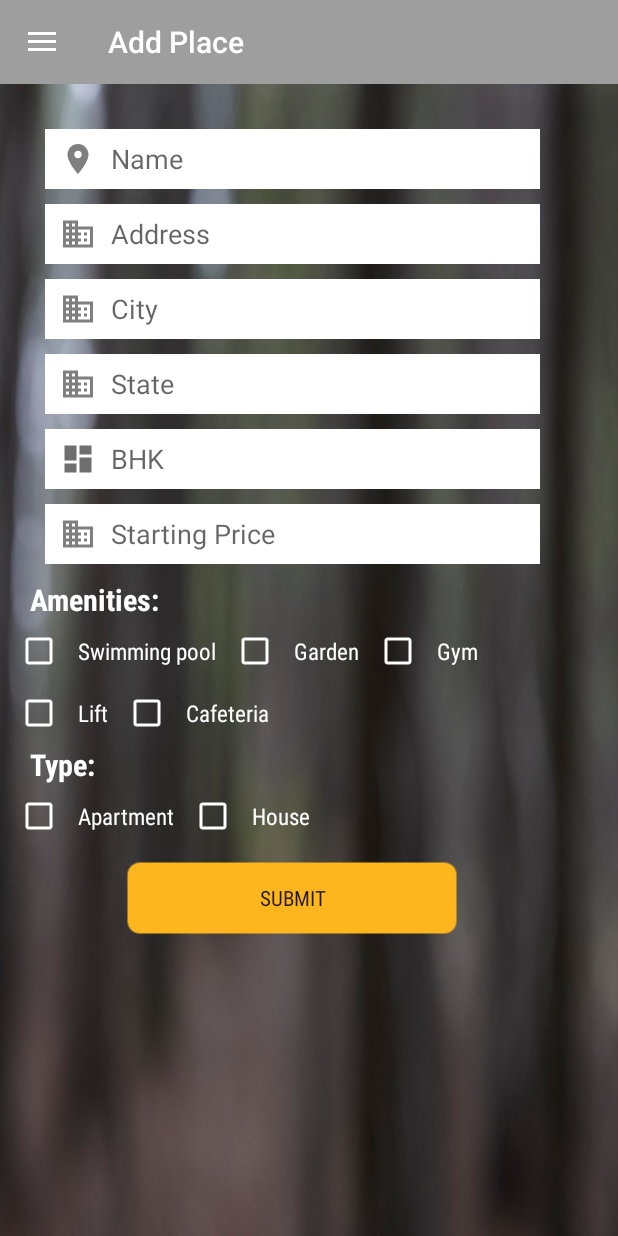
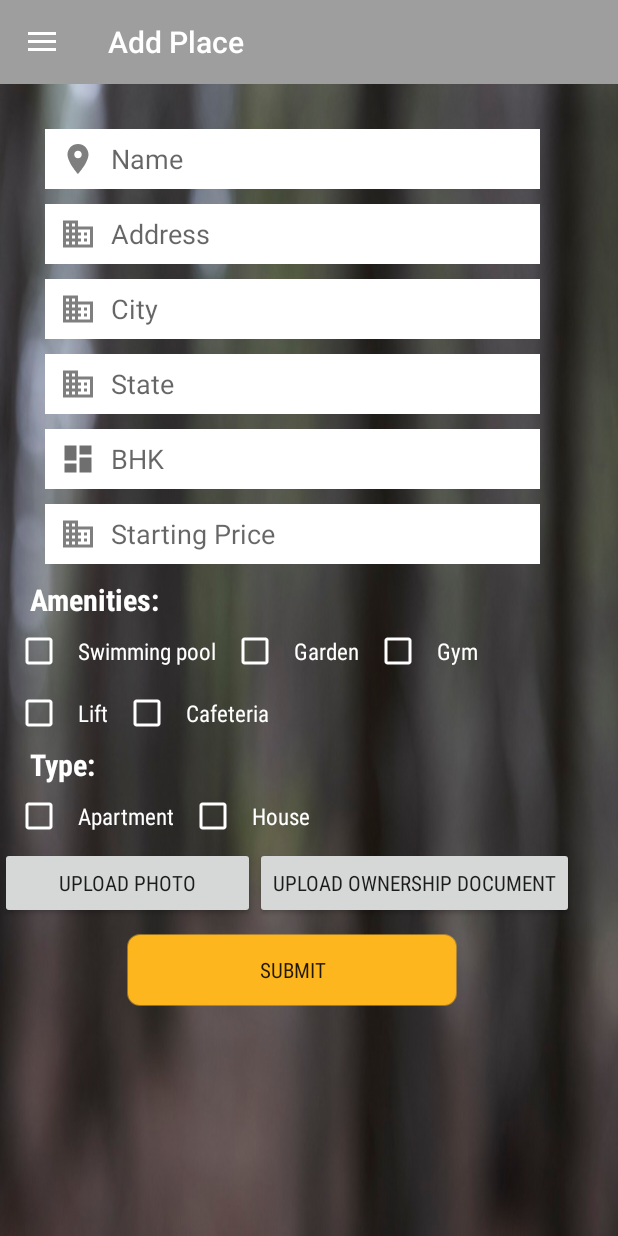
Before and after one commit to yaki29/GharBar, an Android app: the AddPlacesFragment screen opened directly, with no data from a screen before it, after a tap on "Add Place", on a phone screen of 412 x 824 dp. Run offline under Robolectric (Android 15) with nearby library versions, the phone set to English and light mode, and no system bars; libraries missing offline, so code that uses them is left out: com.cloudant.sync; pictures from the network do not load; 5 statements that could not run were skipped; 1 other tap on this screen came first.

Commit message:
intial sprint 2

```diff
--- a/app/src/main/res/layout/fragment_add_places.xml
+++ b/app/src/main/res/layout/fragment_add_places.xml
@@ -219,7 +219,7 @@
                 android:layout_below="@+id/type"
                 android:layout_width="wrap_content"
                 android:orientation="horizontal"
-
+                android:id="@+id/rd"
                 android:layout_marginLeft="10dp"
                 android:layout_height="wrap_content">
 
@@ -250,9 +250,10 @@
 
             </RadioGroup>
 
-           <!-- <Button
+           <Button
                 android:id="@+id/btnpic"
-                android:layout_width="200dp"
+                android:layout_width="170dp"
+               android:layout_below="@id/rd"
                 android:layout_height="wrap_content"
                 android:layout_gravity="center"
                 android:fontFamily="sans-serif-condensed"
@@ -260,10 +261,12 @@
 
             <Button
                 android:id="@+id/btndoc"
+                android:layout_toRightOf="@id/btnpic"
                 android:layout_width="wrap_content"
+                android:layout_below="@id/rd"
                 android:layout_height="wrap_content"
                 android:fontFamily="sans-serif-condensed"
-                android:text="Upload ownership Document" />-->
+                android:text="Upload ownership Document" />
         </RelativeLayout>
 
 
```
